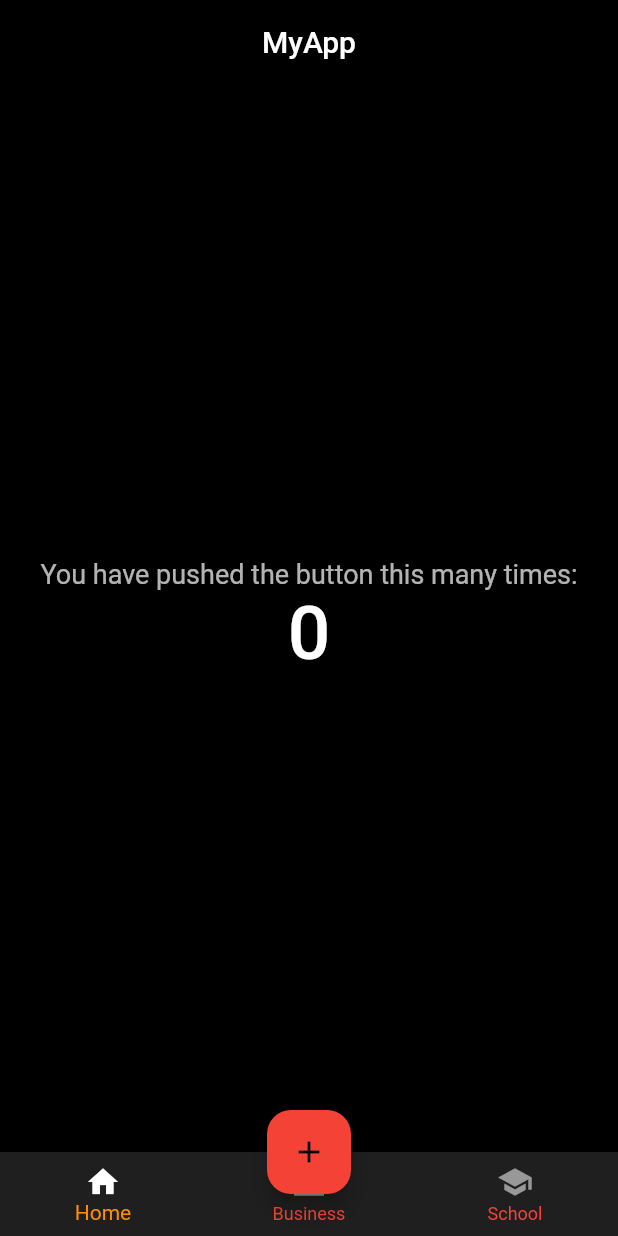
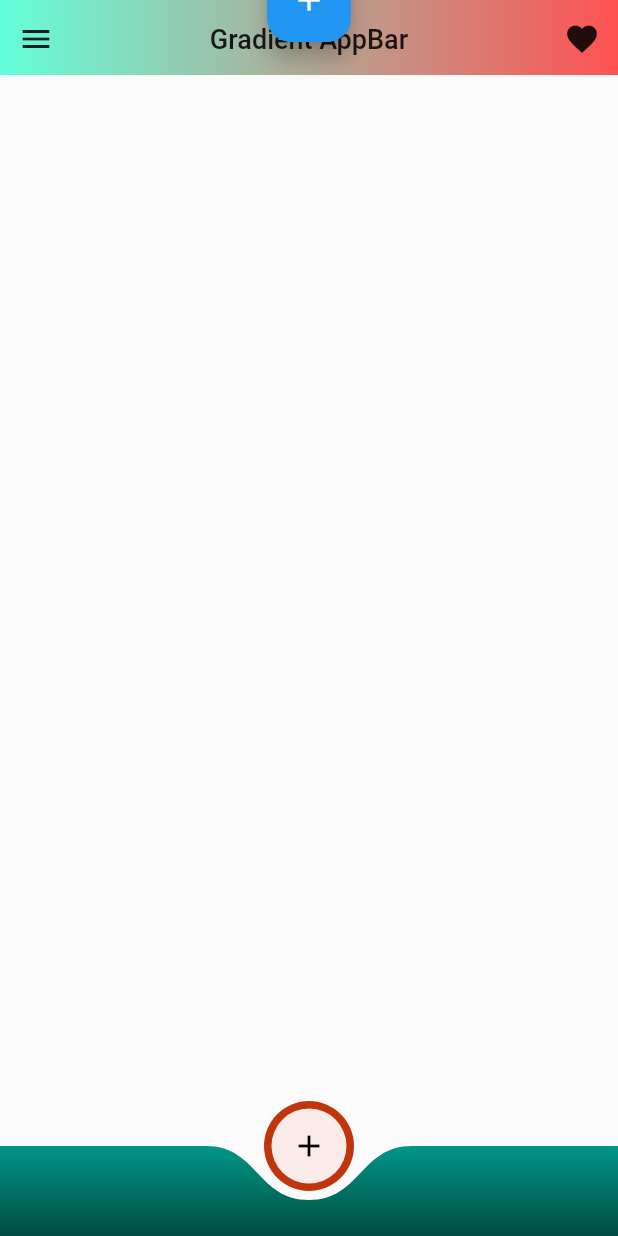
Before and after one commit to bluesky93128/MyApp_tutorial, a Flutter app: the screen it shows after launch, on a phone screen of 412 x 824 dp. Run offline on Flutter 3.47's test engine with Material 2 defaults, Android fonts, the phone set to English and light mode, and no system bars.

Commit message:
customize bottomNavigationBar

```diff
--- a/lib/main.dart
+++ b/lib/main.dart
@@ -1,138 +1,197 @@
+// import 'package:flutter/material.dart';
+
+// void main() {
+//   runApp(MyApp());
+// }
+
+// class MyApp extends StatelessWidget {
+//   // This widget is the root of your application.
+//   @override
+//   Widget build(BuildContext context) {
+//     return MaterialApp(
+//       title: 'Flutter Demo',
+//       theme: ThemeData(
+//         scaffoldBackgroundColor: Colors.black,
+//         appBarTheme: AppBarTheme(
+//           color: Colors.black,
+//           iconTheme: IconThemeData(
+//             color: Colors.white,
+//           ),
+//         ),
+//         colorScheme: ColorScheme.light(
+//           primary: Colors.black,
+//           onPrimary: Colors.black,
+//           primaryVariant: Colors.black,
+//           secondary: Colors.red,
+//         ),
+//         cardTheme: CardTheme(
+//           color: Colors.black,
+//         ),
+//         iconTheme: IconThemeData(
+//           color: Colors.white54,
+//         ),
+//         textTheme: TextTheme(
+//           bodyText1: TextStyle(
+//             color: Colors.white,
+//             fontSize: 50.0,
+//           ),
+//           bodyText2: TextStyle(
+//             color: Colors.white70,
+//             fontSize: 18.0,
+//           ),
+//         ),
+//       ),
+//       home: MyHomePage(title: 'MyApp'),
+//     );
+//   }
+// }
+
+// class MyHomePage extends StatefulWidget {
+//   MyHomePage({Key key, this.title}) : super(key: key);
+
+//   // This widget is the home page of your application. It is stateful, meaning
+//   // that it has a State object (defined below) that contains fields that affect
+//   // how it looks.
+
+//   // This class is the configuration for the state. It holds the values (in this
+//   // case the title) provided by the parent (in this case the App widget) and
+//   // used by the build method of the State. Fields in a Widget subclass are
+//   // always marked "final".
+
+//   final String title;
+
+//   @override
+//   _MyHomePageState createState() => _MyHomePageState();
+// }
+
+// class _MyHomePageState extends State<MyHomePage> {
+//   int _counter = 0;
+
+//   int _selectedIndex = 0;
+//   static const TextStyle optionStyle =
+//       TextStyle(fontSize: 30, fontWeight: FontWeight.bold);
+//   static const List<Widget> _widgetOptions = <Widget>[
+//     Text(
+//       'Index 0: Home',
+//       style: optionStyle,
+//     ),
+//     Text(
+//       'Index 1: Business',
+//       style: optionStyle,
+//     ),
+//     Text(
+//       'Index 2: School',
+//       style: optionStyle,
+//     ),
+//   ];
+
+//   void _onItemTapped(int index) {
+//     setState(() {
+//       _selectedIndex = index;
+//     });
+//   }
+
+//   void _incrementCounter() {
+//     setState(() {
+//       // This call to setState tells the Flutter framework that something has
+//       // changed in this State, which causes it to rerun the build method below
+//       // so that the display can reflect the updated values. If we changed
+//       // _counter without calling setState(), then the build method would not be
+//       // called again, and so nothing would appear to happen.
+//       _counter++;
+//     });
+//   }
+
+//   @override
+//   Widget build(BuildContext context) {
+//     // This method is rerun every time setState is called, for instance as done
+//     // by the _incrementCounter method above.
+//     //
+//     // The Flutter framework has been optimized to make rerunning build methods
+//     // fast, so that you can just rebuild anything that needs updating rather
+//     // than having to individually change instances of widgets.
+//     return Scaffold(
+//       appBar: AppBar(
+//         // Here we take the value from the MyHomePage object that was created by
+//         // the App.build method, and use it to set our appbar title.
+//         title: Text(widget.title),
+//         centerTitle: true,
+//       ),
+//       body: Center(
+//         child: Column(
+//           mainAxisAlignment: MainAxisAlignment.center,
+//           children: <Widget>[
+//             Text(
+//               'You have pushed the button this many times:',
+//             ),
+//             Text(
+//               '$_counter',
+//               style: Theme.of(context).textTheme.bodyText1,
+//             ),
+//           ],
+//         ),
+//       ),
+//       floatingActionButton: FloatingActionButton(
+//         onPressed: _incrementCounter,
+//         tooltip: 'Increment',
+//         child: Icon(Icons.add),
+//         shape: RoundedRectangleBorder(
+//           borderRadius: BorderRadius.all(Radius.circular(16.0)),
+//         ),
+//       ), // This trailing comma makes auto-formatting nicer for build methods.
+//       floatingActionButtonLocation: FloatingActionButtonLocation.centerDocked,
+//       bottomNavigationBar: BottomNavigationBar(
+//         backgroundColor: Colors.white12,
+//         selectedIconTheme: Theme.of(context).appBarTheme.iconTheme,
+//         unselectedIconTheme: Theme.of(context).iconTheme,
+//         unselectedItemColor: Theme.of(context).colorScheme.secondary,
+//         items: const <BottomNavigationBarItem>[
+//           BottomNavigationBarItem(
+//             icon: Icon(Icons.home),
+//             title: Text('Home'),
+//           ),
+//           BottomNavigationBarItem(
+//             icon: Icon(Icons.business),
+//             title: Text('Business'),
+//           ),
+//           BottomNavigationBarItem(
+//             icon: Icon(Icons.school),
+//             title: Text('School'),
+//           ),
+//         ],
+//         currentIndex: _selectedIndex,
+//         selectedItemColor: Colors.amber[800],
+//         onTap: _onItemTapped,
+//       ),
+//     );
+//   }
+// }
+
 import 'package:flutter/material.dart';
 
 void main() {
+  // SystemChrome.setEnabledSystemUIOverlays([]);
   runApp(MyApp());
 }
 
 class MyApp extends StatelessWidget {
-  // This widget is the root of your application.
   @override
   Widget build(BuildContext context) {
     return MaterialApp(
-      title: 'Flutter Demo',
-      theme: ThemeData(
-        scaffoldBackgroundColor: Colors.black,
-        appBarTheme: AppBarTheme(
-          color: Colors.black,
-          iconTheme: IconThemeData(
-            color: Colors.white,
-          ),
-        ),
-        colorScheme: ColorScheme.light(
-          primary: Colors.black,
-          onPrimary: Colors.black,
-          primaryVariant: Colors.black,
-          secondary: Colors.red,
-        ),
-        cardTheme: CardTheme(
-          color: Colors.black,
-        ),
-        iconTheme: IconThemeData(
-          color: Colors.white54,
-        ),
-        textTheme: TextTheme(
-          bodyText1: TextStyle(
-            color: Colors.white,
-            fontSize: 50.0,
-          ),
-          bodyText2: TextStyle(
-            color: Colors.white70,
-            fontSize: 18.0,
-          ),
-        ),
-      ),
-      home: MyHomePage(title: 'MyApp'),
+      debugShowCheckedModeBanner: false,
+      home: CustomBottomBar(),
     );
   }
 }
 
-class MyHomePage extends StatefulWidget {
-  MyHomePage({Key key, this.title}) : super(key: key);
-
-  // This widget is the home page of your application. It is stateful, meaning
-  // that it has a State object (defined below) that contains fields that affect
-  // how it looks.
-
-  // This class is the configuration for the state. It holds the values (in this
-  // case the title) provided by the parent (in this case the App widget) and
-  // used by the build method of the State. Fields in a Widget subclass are
-  // always marked "final".
-
-  final String title;
-
-  @override
-  _MyHomePageState createState() => _MyHomePageState();
-}
-
-class _MyHomePageState extends State<MyHomePage> {
-  int _counter = 0;
-
-  int _selectedIndex = 0;
-  static const TextStyle optionStyle =
-      TextStyle(fontSize: 30, fontWeight: FontWeight.bold);
-  static const List<Widget> _widgetOptions = <Widget>[
-    Text(
-      'Index 0: Home',
-      style: optionStyle,
-    ),
-    Text(
-      'Index 1: Business',
-      style: optionStyle,
-    ),
-    Text(
-      'Index 2: School',
-      style: optionStyle,
-    ),
-  ];
-
-  void _onItemTapped(int index) {
-    setState(() {
-      _selectedIndex = index;
-    });
-  }
-
-  void _incrementCounter() {
-    setState(() {
-      // This call to setState tells the Flutter framework that something has
-      // changed in this State, which causes it to rerun the build method below
-      // so that the display can reflect the updated values. If we changed
-      // _counter without calling setState(), then the build method would not be
-      // called again, and so nothing would appear to happen.
-      _counter++;
-    });
-  }
-
+class CustomBottomBar extends StatelessWidget {
   @override
   Widget build(BuildContext context) {
-    // This method is rerun every time setState is called, for instance as done
-    // by the _incrementCounter method above.
-    //
-    // The Flutter framework has been optimized to make rerunning build methods
-    // fast, so that you can just rebuild anything that needs updating rather
-    // than having to individually change instances of widgets.
     return Scaffold(
-      appBar: AppBar(
-        // Here we take the value from the MyHomePage object that was created by
-        // the App.build method, and use it to set our appbar title.
-        title: Text(widget.title),
-        centerTitle: true,
-      ),
-      body: Center(
-        child: Column(
-          mainAxisAlignment: MainAxisAlignment.center,
-          children: <Widget>[
-            Text(
-              'You have pushed the button this many times:',
-            ),
-            Text(
-              '$_counter',
-              style: Theme.of(context).textTheme.bodyText1,
-            ),
-          ],
-        ),
-      ),
+      appBar: _getCustomAppBar(),
+      bottomNavigationBar: _getNavBar(context),
       floatingActionButton: FloatingActionButton(
-        onPressed: _incrementCounter,
+        // onPressed: _incrementCounter,
         tooltip: 'Increment',
         child: Icon(Icons.add),
         shape: RoundedRectangleBorder(
@@ -140,29 +199,104 @@ class _MyHomePageState extends State<MyHomePage> {
         ),
       ), // This trailing comma makes auto-formatting nicer for build methods.
       floatingActionButtonLocation: FloatingActionButtonLocation.centerDocked,
-      bottomNavigationBar: BottomNavigationBar(
-        backgroundColor: Colors.white12,
-        selectedIconTheme: Theme.of(context).appBarTheme.iconTheme,
-        unselectedIconTheme: Theme.of(context).iconTheme,
-        unselectedItemColor: Theme.of(context).colorScheme.secondary,
-        items: const <BottomNavigationBarItem>[
-          BottomNavigationBarItem(
-            icon: Icon(Icons.home),
-            title: Text('Home'),
-          ),
-          BottomNavigationBarItem(
-            icon: Icon(Icons.business),
-            title: Text('Business'),
-          ),
-          BottomNavigationBarItem(
-            icon: Icon(Icons.school),
-            title: Text('School'),
-          ),
-        ],
-        currentIndex: _selectedIndex,
-        selectedItemColor: Colors.amber[800],
-        onTap: _onItemTapped,
-      ),
     );
   }
 }
+
+_getCustomAppBar(){
+  return PreferredSize(
+    preferredSize: Size.fromHeight(50),
+    child: Container(
+      alignment: Alignment.bottomCenter,
+      decoration: BoxDecoration(
+        gradient: LinearGradient(
+          begin: Alignment.centerLeft,
+          end: Alignment.centerRight,
+          colors: [
+            Colors.tealAccent,
+            Colors.redAccent,
+          ],
+        ),
+      ),
+      child: Row(
+        mainAxisAlignment: MainAxisAlignment.spaceBetween,
+        children: <Widget>[
+        IconButton(icon: Icon(Icons.menu), onPressed: (){}),
+        Text('Gradient AppBar', style: TextStyle(fontSize: 18, fontWeight: FontWeight.w500),),
+        IconButton(icon: Icon(Icons.favorite), onPressed: (){}),
+      ],),
+    ),
+  );
+}
+
+_getNavBar(context) {
+  return Stack(
+    children: <Widget>[
+      Positioned(
+        bottom: 0,
+        child: ClipPath(
+          clipper: NavBarClipper(),
+          child: Container(
+            height: 60,
+            width: MediaQuery.of(context).size.width,
+            decoration: BoxDecoration(
+                gradient: LinearGradient(
+                    begin: Alignment.topCenter,
+                    end: Alignment.bottomCenter,
+                    colors: [
+                  Colors.teal,
+                  Colors.teal.shade900,
+                ])),
+          ),
+        ),
+      ),
+      Positioned(
+        bottom: 30,
+        width: MediaQuery.of(context).size.width,
+        child: Row(
+          mainAxisAlignment: MainAxisAlignment.spaceEvenly,
+          children: <Widget>[
+            _buildNavItem(Icons.add, true),
+          ],
+        ),
+      ),
+    ],
+  );
+}
+
+_buildNavItem(IconData icon, bool active) {
+  return CircleAvatar(
+    radius: 30,
+    backgroundColor: Colors.deepOrange.shade900,
+    child: CircleAvatar(
+      radius: 25,
+      backgroundColor:
+          active ? Colors.white.withOpacity(0.9) : Colors.transparent,
+      child: Icon(
+        icon,
+        color: active ? Colors.black : Colors.white.withOpacity(0.9),
+      ),
+    ),
+  );
+}
+
+class NavBarClipper extends CustomClipper<Path> {
+  @override
+  Path getClip(Size size) {
+    Path path = Path();
+    var sw = size.width;
+    var sh = size.height;
+
+    path.lineTo(4 * sw / 12, 0);
+    path.cubicTo(5 * sw / 12, 0, 5 * sw / 12, 3 * sh / 5, 6 * sw / 12, 3 * sh / 5);
+    path.cubicTo(7 * sw / 12, 3 * sh / 5, 7 * sw / 12, 0, 8 * sw / 12, 0);
+    path.lineTo(sw, 0);
+    path.lineTo(sw, sh);
+    path.lineTo(0, sh);
+    path.close();
+    return path;
+  }
+
+  @override
+  bool shouldReclip(CustomClipper<Path> oldClipper) => false;
+}
```
